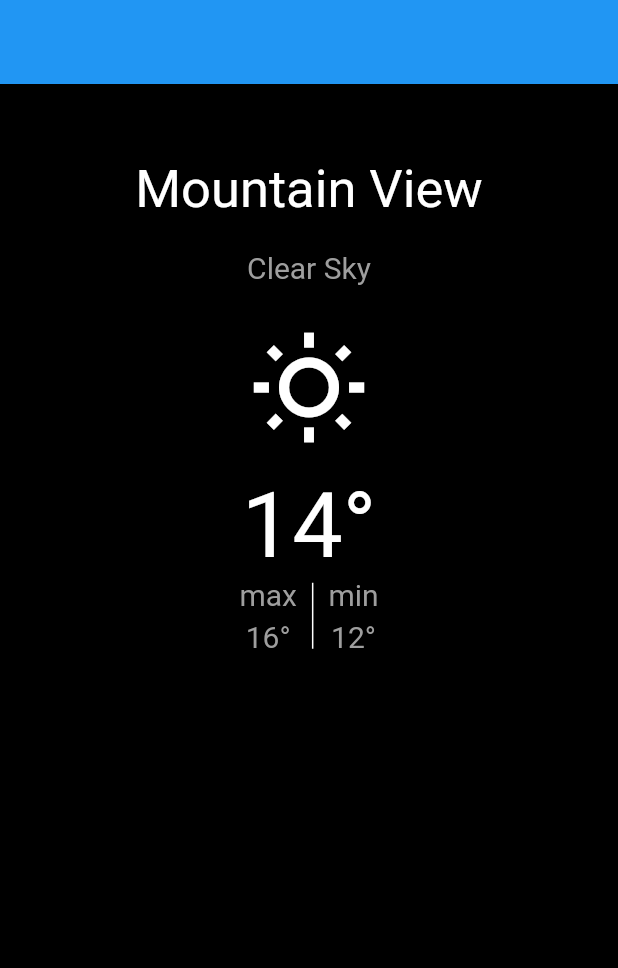
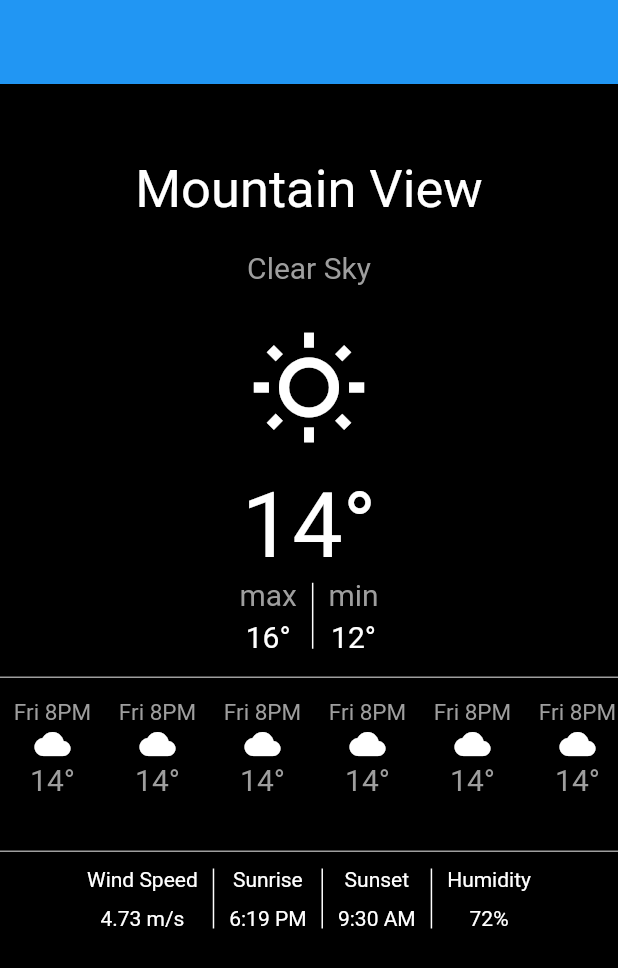
Before and after one commit to moradzadeh67/weathr, a Flutter app: the screen it shows after launch, on a phone screen of 412 x 824 dp. Shown: the top 968 px of the screen. Run offline on Flutter 3.47's test engine with Material 2 defaults, Android fonts, the phone set to English and light mode, and no system bars.

Commit message:
second commit

```diff
--- a/lib/main.dart
+++ b/lib/main.dart
@@ -63,7 +63,7 @@ class _MyAppState extends State<MyApp> {
                         padding: const EdgeInsets.only(top: 5),
                         child: Text(
                           '16' + '\u00B0',
-                          style: TextStyle(color: Colors.grey, fontSize: 20),
+                          style: TextStyle(color: Colors.white, fontSize: 20),
                         ),
                       ),
                     ],
@@ -88,13 +88,153 @@ class _MyAppState extends State<MyApp> {
                           padding: const EdgeInsets.only(top: 5),
                           child: Text(
                             '12' + '\u00B0',
-                            style: TextStyle(color: Colors.grey, fontSize: 20),
+                            style: TextStyle(color: Colors.white, fontSize: 20),
                           ),
                         ),
                       ],
                     ),
                   ),
                 ],
+              ),
+              Padding(
+                padding: const EdgeInsets.only(top: 15),
+                child: Container(
+                  color: Colors.grey,
+                  height: 1,
+                  width: double.infinity,
+                ),
+              ),
+              Container(
+                width: double.infinity,
+                height: 100,
+                child: Padding(
+                  padding: const EdgeInsets.only(top: 10),
+                  child: Center(
+                    child: ListView.builder(
+                      shrinkWrap: true,
+                      scrollDirection: Axis.horizontal,
+                      itemCount: 6,
+                      itemBuilder: (BuildContext context, int pos) {
+                        return Container(
+                          height: 50,
+                          width: 70,
+                          child: Card(
+                            color: Colors.transparent,
+                            child: Column(
+                              children: [
+                                Text(
+                                  'Fri 8PM',
+                                  style: TextStyle(
+                                      color: Colors.grey, fontSize: 15),
+                                ),
+                                Icon(
+                                  Icons.cloud,
+                                  color: Colors.white,
+                                ),
+                                Text(
+                                  '14' + '\u00B0',
+                                  style: TextStyle(
+                                      color: Colors.grey, fontSize: 20),
+                                ),
+                              ],
+                            ),
+                          ),
+                        );
+                      },
+                    ),
+                  ),
+                ),
+              ),
+              Padding(
+                padding: const EdgeInsets.only(top: 15),
+                child: Container(
+                  color: Colors.grey,
+                  height: 1,
+                  width: double.infinity,
+                ),
+              ),
+              Padding(
+                padding: const EdgeInsets.only(top: 10,),
+                child: Row(
+                  mainAxisAlignment: MainAxisAlignment.center,
+                  children: [
+                    Column(
+                      children: [
+                        Text('Wind Speed', style: TextStyle(color: Colors.white),),
+                        Padding(
+                          padding: const EdgeInsets.only(top: 10),
+                          child: Text('4.73 m/s', style: TextStyle(color: Colors.white),),
+                        )
+                      ],
+                    ),
+                    Padding(
+                      padding: const EdgeInsets.only(left: 10),
+                      child: Container(
+                        child: Container(
+                        width: 1,
+                        height: 40,
+                        color: Colors.white,
+                        ),
+                      ),
+                    ),
+                    Padding(
+                      padding: const EdgeInsets.only(left: 10),
+                      child: Column(
+                        children: [
+                          Text('Sunrise', style: TextStyle(color: Colors.white),),
+                          Padding(
+                            padding: const EdgeInsets.only(top: 10),
+                            child: Text('6:19 PM', style: TextStyle(color: Colors.white),),
+                          )
+                        ],
+                      ),
+                    ),
+                    Padding(
+                      padding: const EdgeInsets.only(left: 10),
+                      child: Container(
+                        child: Container(
+                          width: 1,
+                          height: 40,
+                          color: Colors.white,
+                        ),
+                      ),
+                    ),
+                    Padding(
+                      padding: const EdgeInsets.only(left: 10),
+                      child: Column(
+                        children: [
+                          Text('Sunset', style: TextStyle(color: Colors.white),),
+                          Padding(
+                            padding: const EdgeInsets.only(top: 10),
+                            child: Text('9:30 AM', style: TextStyle(color: Colors.white),),
+                          )
+                        ],
+                      ),
+                    ),
+                    Padding(
+                      padding: const EdgeInsets.only(left: 10),
+                      child: Container(
+                        child: Container(
+                          width: 1,
+                          height: 40,
+                          color: Colors.white,
+                        ),
+                      ),
+                    ),
+                    Padding(
+                      padding: const EdgeInsets.only(left: 10),
+                      child: Column(
+                        children: [
+                          Text('Humidity', style: TextStyle(color: Colors.white),),
+                          Padding(
+                            padding: const EdgeInsets.only(top: 10),
+                            child: Text('72%', style: TextStyle(color: Colors.white),),
+                          )
+                        ],
+                      ),
+                    ),
+                  ],
+                ),
               )
             ],
           ),
```
